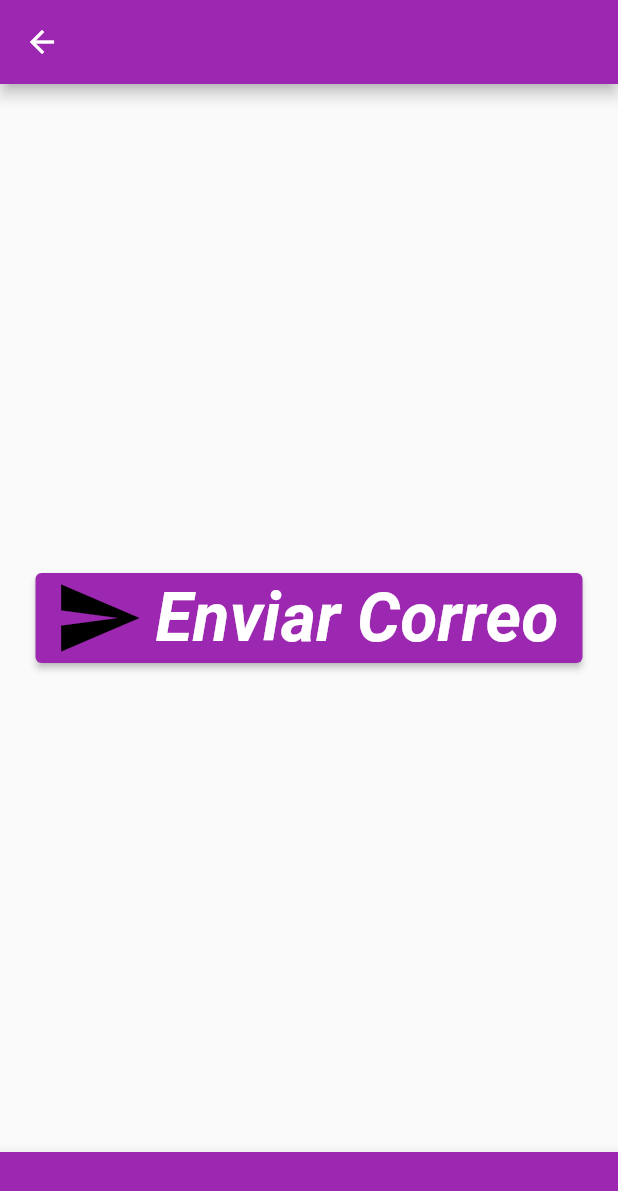
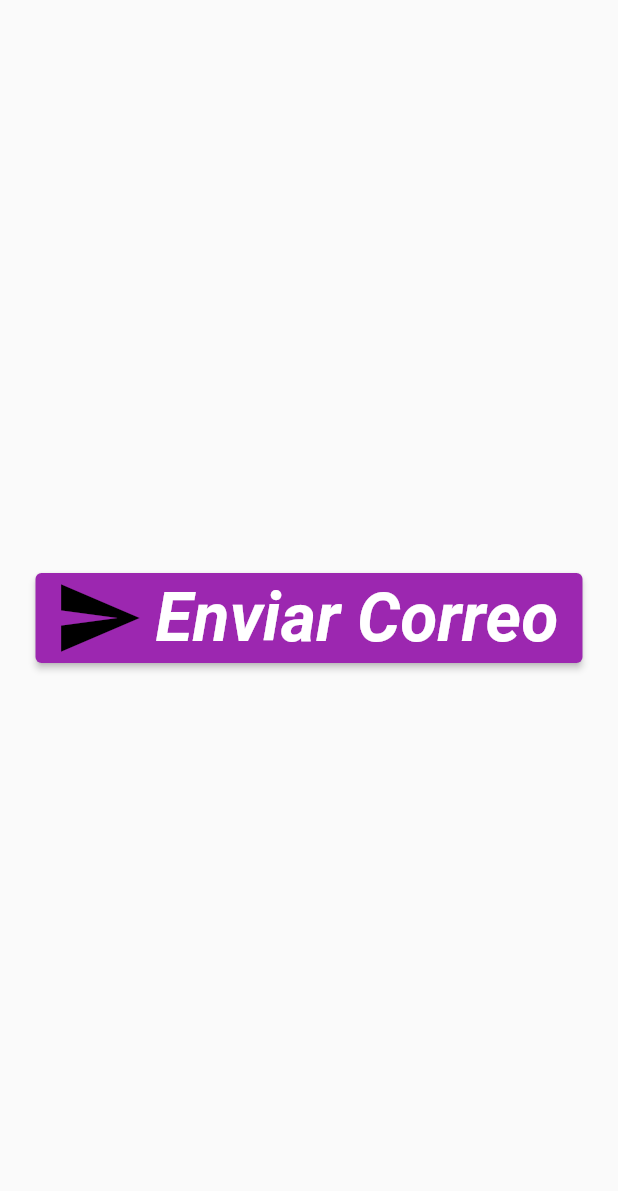
Before and after one commit to JuanPaauul/Nos-importas, a Flutter app: the SendEmail screen opened directly, on a phone screen of 412 x 824 dp. Shown: the top 1191 px of the screen. Run offline on Flutter 3.47's test engine with Material 2 defaults, Android fonts, the phone set to English and light mode, and no system bars; our stand-ins replace animate_do, firebase_auth, firebase_core, font_awesome_flutter, geolocator, google_maps_flutter and 4 more; accounts and stored records are empty; network calls fail.

Commit message:
Eliminacion de actions bar

```diff
--- a/lib/screens/home_screen.dart
+++ b/lib/screens/home_screen.dart
@@ -26,8 +26,7 @@ class HomePage extends StatelessWidget {
             } else if (snapshot.hasError) {
               return const Center(child: Text('Hubo un error!'));
             } else {
-              //return const SignUpPage();
-              return const PanicPage();
+              return const SignUpPage();
             }
           },
         ),
--- a/lib/screens/send_mail.dart
+++ b/lib/screens/send_mail.dart
@@ -18,9 +18,6 @@ class SendEmail extends StatefulWidget {
 class _SendEmailState extends State<SendEmail> {
   @override
   Widget build(BuildContext context) => Scaffold(
-        appBar: AppBar(
-          backgroundColor: Colors.purple,
-        ),
         body: Center(
           child: Column(
             mainAxisAlignment: MainAxisAlignment.center,
@@ -36,17 +33,6 @@ class _SendEmailState extends State<SendEmail> {
               ),
             ],
           ),
-        ),
-        bottomNavigationBar: BottomNavigationBar(
-          iconSize: 1.0,
-          backgroundColor: Colors.purple,
-          selectedItemColor: Colors.purple,
-          items: const <BottomNavigationBarItem>[
-            BottomNavigationBarItem(
-                icon: Icon(Icons.exposure_zero), label: ('')),
-            BottomNavigationBarItem(
-                icon: Icon(Icons.exposure_zero), label: ('')),
-          ],
         ),
       );
 
```
Also changed, not shown: lib/screens/button_emergency_screen.dart (+0 -7 lines), lib/screens/camera_function.dart (+0 -12 lines), pubspec.lock.
